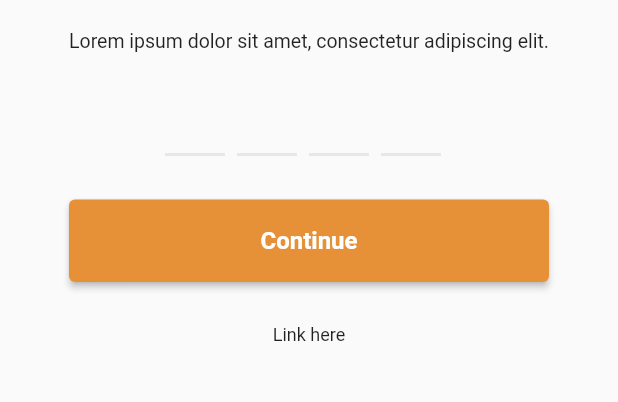
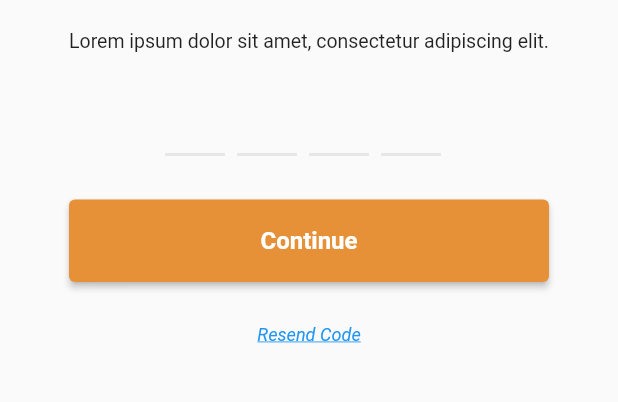
Before and after one commit to Abhishek617/gilt_app, a Flutter app: the Otp_screen screen opened by its route, on a phone screen of 412 x 824 dp, the part 522-924 px from its top. Run offline on Flutter 3.47's test engine with Material 2 defaults, Android fonts, the phone set to English and light mode, and no system bars; drawn by our look-alikes of flutter_otp_text_field; our stand-ins replace another_flushbar, dio, flutter_mobx, get_it, introduction_screen, mobx and 3 more; missing offline and left inert: material_dialog, shared_preferences_web, xxtea; accounts and stored records are empty; generated files the repository leaves out were written again; Roboto replaces fonts that are missing (SF-Mono).

Commit message:
Otp changes

```diff
--- a/lib/ui/common/otp_screen.dart
+++ b/lib/ui/common/otp_screen.dart
@@ -15,10 +15,11 @@ class _Otp_screenState extends State<Otp_screen> {
   @override
   Widget build(BuildContext context) {
     return Scaffold(
+
       appBar: AppBar(
         toolbarHeight: 50,
         leading: GestureDetector(
-          onTap: (){
+          onTap: () {
             Routes.goBack(context);
           },
           child: Icon(
@@ -91,10 +92,12 @@ class _Otp_screenState extends State<Otp_screen> {
               Padding(
                 padding: const EdgeInsets.only(top: 20),
                 child: Text(
-                  'Link here',
+                  'Resend Code',
                   style: TextStyle(
-                    fontSize: 12.0,
-                  ),
+                      fontSize: 12.0,
+                      color: Colors.blue,
+                      decoration: TextDecoration.underline,
+                      fontStyle: FontStyle.italic),
                 ),
               ),
             ],
--- a/lib/ui/forgot_reset_password/change_password.dart
+++ b/lib/ui/forgot_reset_password/change_password.dart
@@ -15,7 +15,9 @@ class _Change_passwordState extends State<Change_password> {
 
   @override
   Widget build(BuildContext context) {
-    return Scaffold(
+    return GestureDetector(
+      onTap: () => FocusManager.instance.primaryFocus?.unfocus(),
+      child: Scaffold(
         appBar: AppBar(
           toolbarHeight: 50,
           leading: GestureDetector(
@@ -155,6 +157,7 @@ class _Change_passwordState extends State<Change_password> {
             ),
           ),
         ),
+      ),
     );
   }
 }
```
Lines whose indentation alone changed are shown as unchanged.
